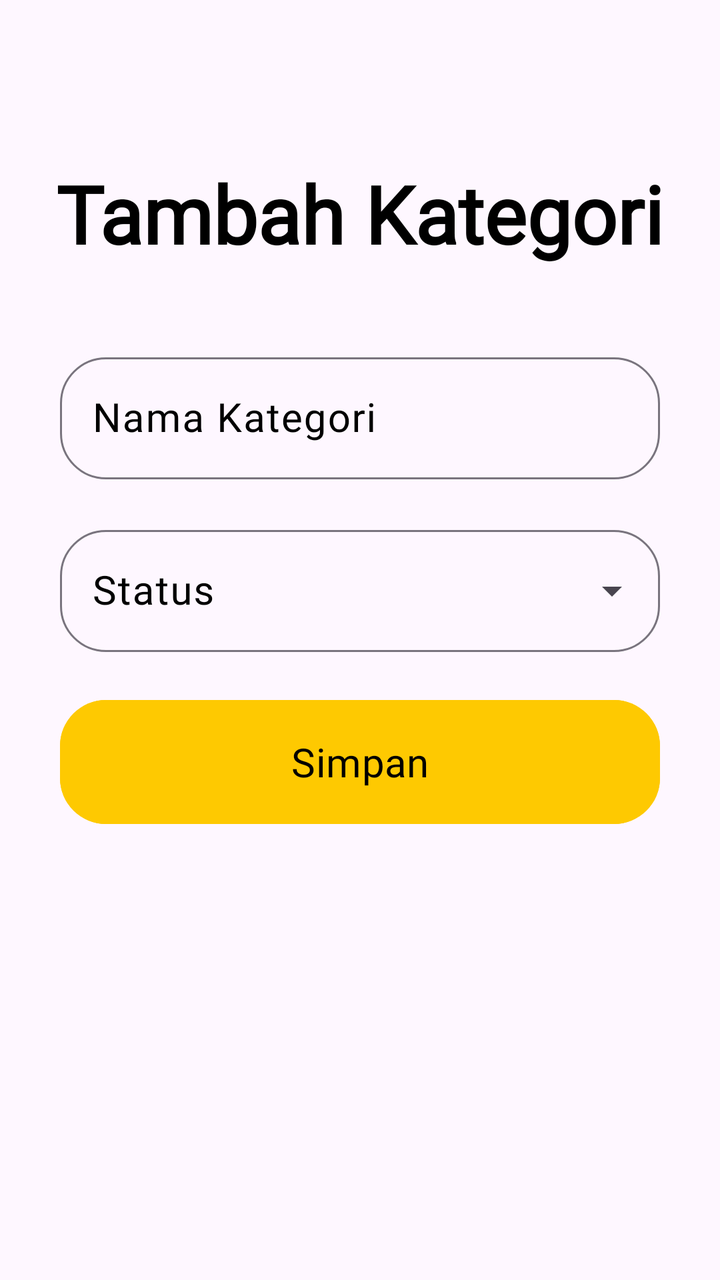
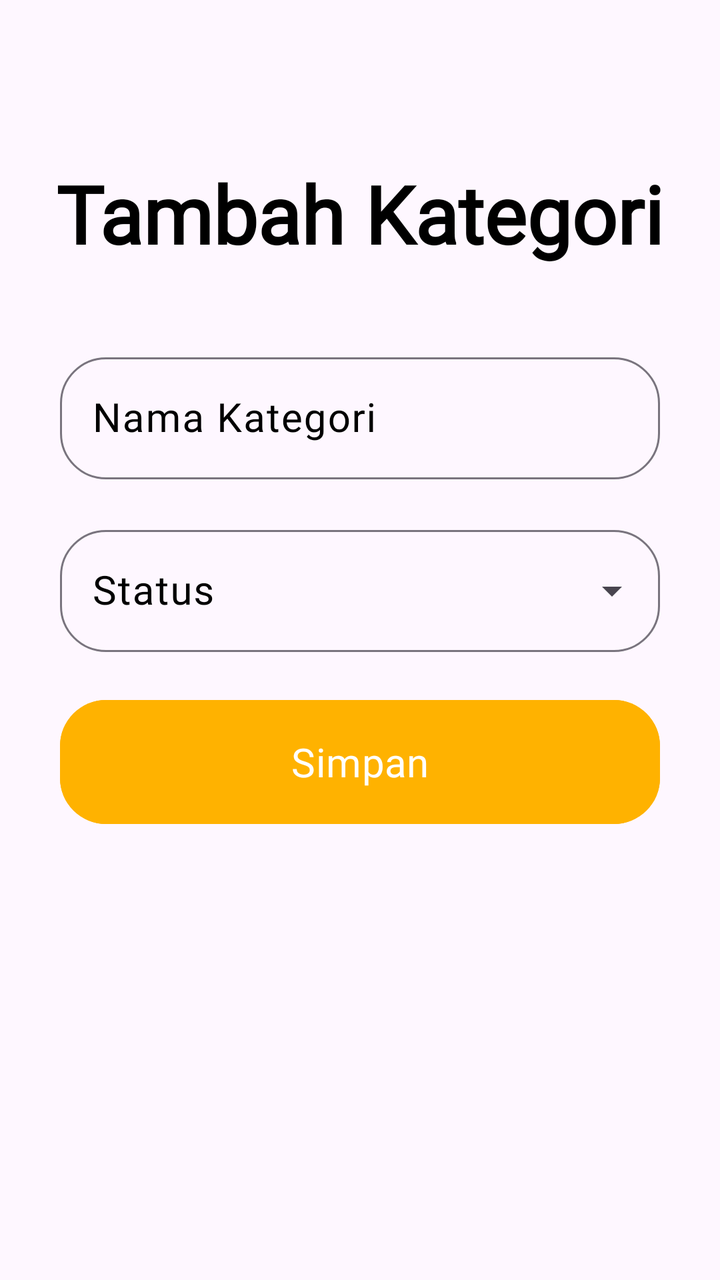

Two renders of the same Android screen: before a commit and after it. Below are the layout's source before the change and the commit's diff.
<!-- AndroidManifest.xml: application theme Theme.ProjekPenjualanHilmi -->
<!-- res/layout/activity_mod_kategori.xml -->
<?xml version="1.0" encoding="utf-8"?>
<ScrollView xmlns:android="http://schemas.android.com/apk/res/android"
    xmlns:app="http://schemas.android.com/apk/res-auto"
    xmlns:tools="http://schemas.android.com/tools"
    android:id="@+id/main"
    android:layout_width="match_parent"
    android:layout_height="match_parent"
    tools:context=".kategori.ModKategori">

    <androidx.constraintlayout.widget.ConstraintLayout
        android:layout_width="match_parent"
        android:layout_height="match_parent">

        <TextView
            android:layout_width="wrap_content"
            android:layout_height="wrap_content"
            android:text="Tambah Kategori"
            android:id="@+id/tvTambahKategori"
            app:layout_constraintStart_toStartOf="parent"
            app:layout_constraintEnd_toEndOf="parent"
            android:fontFamily="@font/alata"
            android:textStyle="bold"
            android:textSize="40sp"
            android:layout_marginTop="80dp"
            app:layout_constraintTop_toTopOf="parent"
            android:textColor="@color/black"/>

        <com.google.android.material.textfield.TextInputLayout
            android:id="@+id/tilModKategoriNama"
            android:layout_width="match_parent"
            android:layout_height="wrap_content"
            app:layout_constraintStart_toStartOf="parent"
            app:layout_constraintEnd_toEndOf="parent"
            android:layout_marginStart="30dp"
            app:boxCornerRadiusBottomEnd="23dp"
            app:boxCornerRadiusTopStart="23dp"
            app:boxCornerRadiusBottomStart="23dp"
            app:boxCornerRadiusTopEnd="23dp"
            android:layout_marginTop="40dp"
            android:layout_marginEnd="30dp"
            android:textColorHint="@color/black"
            app:layout_constraintTop_toBottomOf="@id/tvTambahKategori"
            android:hint="Nama Kategori">

            <com.google.android.material.textfield.TextInputEditText
                android:layout_width="match_parent"
                android:id="@+id/tietNamaKategori"
                android:layout_height="wrap_content"
                android:fontFamily="@font/alata"
                android:textSize="20sp"
                android:textColor="@color/black"/>

        </com.google.android.material.textfield.TextInputLayout>

        <com.google.android.material.textfield.TextInputLayout
            android:id="@+id/tilModKategoriStatus"
            android:layout_width="match_parent"
            style="@style/Widget.Material3.TextInputLayout.OutlinedBox.ExposedDropdownMenu"
            android:layout_height="wrap_content"
            app:layout_constraintStart_toStartOf="parent"
            app:layout_constraintEnd_toEndOf="parent"
            android:layout_marginStart="30dp"
            android:layout_marginTop="20dp"
            app:boxCornerRadiusBottomEnd="23dp"
            app:boxCornerRadiusTopStart="23dp"
            app:boxCornerRadiusBottomStart="23dp"
            app:boxCornerRadiusTopEnd="23dp"
            android:layout_marginEnd="30dp"
            android:textColorHint="@color/black"
            app:layout_constraintTop_toBottomOf="@id/tilModKategoriNama"
            android:hint="Status">

            <AutoCompleteTextView
                android:id="@+id/spModKategoriStatus"
                android:layout_width="match_parent"
                android:layout_height="wrap_content"
                android:inputType="none"
                android:labelFor="@id/spModKategoriStatus"
                android:fontFamily="@font/alata"
                android:textSize="20sp"
                android:textColor="@color/black"
                android:entries="@array/statusKategori"/>

        </com.google.android.material.textfield.TextInputLayout>

        <com.google.android.material.button.MaterialButton
            android:layout_width="match_parent"
            android:layout_height="70dp"
            android:text="Simpan"
            android:backgroundTint="#fec901"
            android:textColor="@color/black"
            android:id="@+id/btnModKategoriSimpan"
            app:layout_constraintTop_toBottomOf="@id/tilModKategoriStatus"
            app:layout_constraintEnd_toEndOf="parent"
            app:layout_constraintStart_toStartOf="parent"
            android:layout_marginEnd="30dp"
            android:layout_marginTop="20dp"
            android:layout_marginStart="30dp"
            app:cornerRadius="23dp"
            android:fontFamily="@font/alata"
            android:textSize="20sp"/>

    </androidx.constraintlayout.widget.ConstraintLayout>

</ScrollView>
<!-- resources referenced by this layout -->
<resources>
  <string-array name="statusKategori">
          <item>Aktif</item>
          <item>Nonaktif</item>
      </string-array>
  <color name="black">#FF000000</color>
  <style name="Theme.ProjekPenjualanHilmi" parent="Base.Theme.ProjekPenjualanHilmi" />
  <style name="Base.Theme.ProjekPenjualanHilmi" parent="Theme.Material3.Light.NoActionBar">
          
          
      </style>
</resources>

<!-- the commit's change to res/layout/activity_mod_kategori.xml (unified diff, before → after) -->
@@ -87,8 +87,8 @@
             android:layout_width="match_parent"
             android:layout_height="70dp"
             android:text="Simpan"
-            android:backgroundTint="#fec901"
-            android:textColor="@color/black"
+            android:backgroundTint="#FFB200"
+            android:textColor="@color/white"
             android:id="@+id/btnModKategoriSimpan"
             app:layout_constraintTop_toBottomOf="@id/tilModKategoriStatus"
             app:layout_constraintEnd_toEndOf="parent"
<!-- resource entries referenced after the edit -->
@@ -5,6 +5,7 @@
           <item>Nonaktif</item>
       </string-array>
   <color name="black">#FF000000</color>
+  <color name="white">#FFFFFFFF</color>
   <style name="Theme.ProjekPenjualanHilmi" parent="Base.Theme.ProjekPenjualanHilmi" />
   <style name="Base.Theme.ProjekPenjualanHilmi" parent="Theme.Material3.Light.NoActionBar">
           
